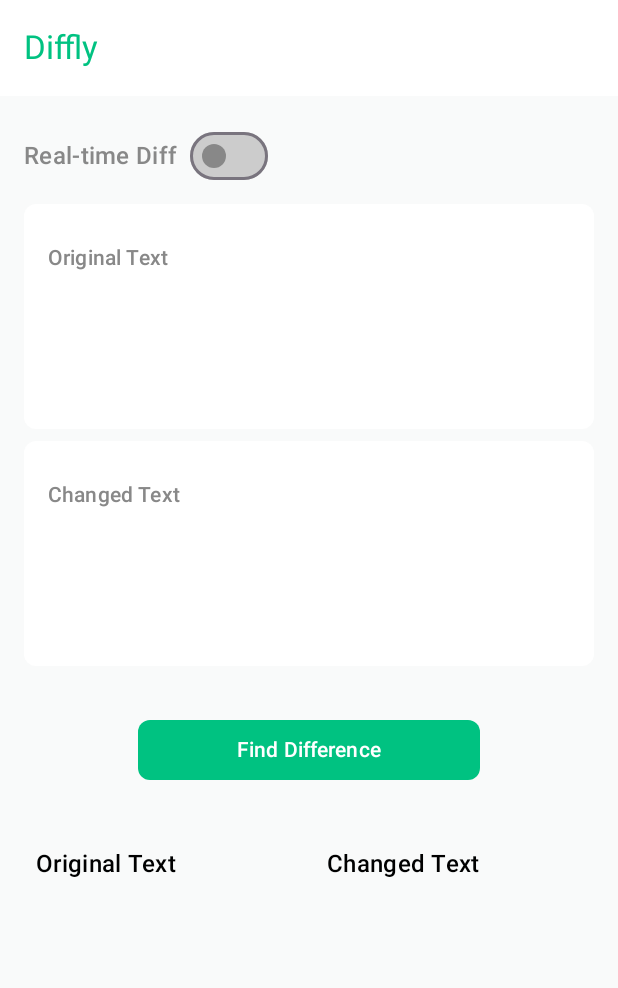
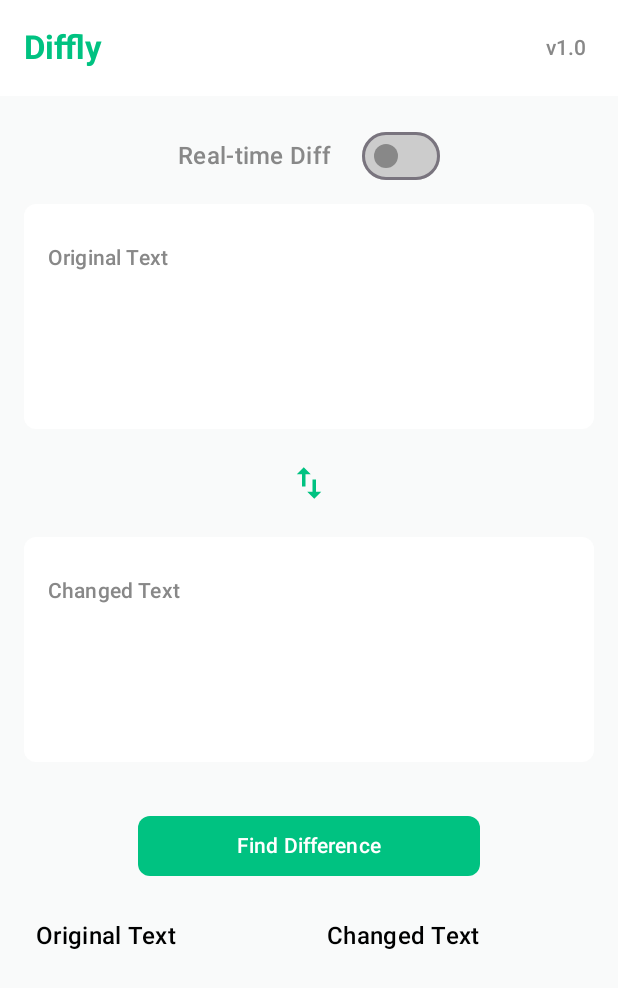
Before and after one commit to JahidHasanCO/diffly, an Android app built with Jetpack Compose: the screen it shows after launch (MainActivity), on a phone screen of 412 x 824 dp. Shown: the top 988 px of the screen. Run offline under Robolectric (Android 15) with nearby library versions, the phone set to English and light mode, and no system bars.

Commit message:
Enhance UI and add text swapping functionality
This commit introduces several UI improvements and new features to the `DiffCheckerScreen`:

- **Swap Text Inputs:**
    - Added an `IconButton` with a `SwapVert` icon between the old and new text input fields.
    - Clicking this button swaps the content of the two `OutlinedTextField`s.
    - If real-time diff is enabled, the diff is recalculated after swapping.
- **TopAppBar Styling:**
    - The "Diffly" title in the `TopAppBar` now uses `MaterialTheme.typography.titleLarge` with `FontWeight.Bold` and the primary color.
    - A "v1.0" version text is added to the `TopAppBar` actions, styled with `MaterialTheme.typography.titleSmall` and gray color.
- **Diff Count Display:**
    - In `CharDiffText.kt`, the headers "Original Text" and "Changed Text" now display a count of changed/deleted lines (e.g., "-3") and changed/added lines (e.g., "+5") respectively. These counts are color-coded (red for deletions, green for additions).
- **Layout and Spacing Adjustments:**
    - Adjusted padding and spacing around UI elements like the "Real-time Diff" switch, text input fields, and the "Find Difference" button for better visual balance.
    - Reduced padding within individual diff line items in `CharDiffText.kt` for a more compact display.
- **Dependency Updates:**
    - Added `androidx.compose.material:material-icons-core` and `androidx.compose.material:material-icons-extended` dependencies for icon usage.
    - Removed `junit` and `androidx-ui-test-junit4` version references and `junit-jupiter` library from `libs.versions.toml`.
- **IDE Configuration:**
    - Added `.idea/inspectionProfiles/Project_Default.xml` to configure project-specific inspection settings, primarily related to Jetpack Compose previews.

```diff
--- a/app/build.gradle.kts
+++ b/app/build.gradle.kts
@@ -61,7 +61,10 @@ dependencies {
     implementation(libs.androidx.ui)
     implementation(libs.androidx.ui.graphics)
     implementation(libs.androidx.ui.tooling.preview)
+    implementation(libs.androidx.material)
     implementation(libs.androidx.material3)
+    implementation(libs.androidx.material.icons.core)
+    implementation(libs.androidx.material.icons.extended)
     androidTestImplementation(libs.androidx.espresso.core)
     androidTestImplementation(platform(libs.androidx.compose.bom))
     debugImplementation(libs.androidx.ui.tooling)
--- a/app/src/main/java/dev/jahidhasanco/diffly/presentation/component/CharDiffText.kt
+++ b/app/src/main/java/dev/jahidhasanco/diffly/presentation/component/CharDiffText.kt
@@ -33,11 +33,24 @@ fun CharDiffText(diffResult: List<DiffEntry>) {
                 .fillMaxHeight()
         ) {
             item {
+                Row {
                     Text(
                         "Original Text",
                         modifier = Modifier.padding(8.dp),
                         style = MaterialTheme.typography.titleMedium
                     )
+                    val count =
+                        diffResult.count { it.type == DiffType.CHANGED || it.type == DiffType.DELETED }
+                    if (count > 0)
+                        Text(
+                            "-${count}",
+                            modifier = Modifier.padding(8.dp),
+                            style = MaterialTheme.typography.bodyMedium.copy(
+                                color = delete,
+                                fontWeight = MaterialTheme.typography.titleMedium.fontWeight
+                            )
+                        )
+                }
             }
             items(diffResult) { entry ->
                 entry.oldLine?.let { line ->
@@ -57,7 +70,7 @@ fun CharDiffText(diffResult: List<DiffEntry>) {
                     Box(
                         modifier = Modifier
                             .fillMaxWidth()
-                            .padding(4.dp)
+                            .padding(horizontal = 2.dp, vertical = 1.dp)
                             .background(color = color)
                     ) {
                         if (!charDiffs.isNullOrEmpty()) {
@@ -79,11 +92,24 @@ fun CharDiffText(diffResult: List<DiffEntry>) {
                 .fillMaxHeight()
         ) {
             item {
+                Row {
                     Text(
                         "Changed Text",
                         modifier = Modifier.padding(8.dp),
                         style = MaterialTheme.typography.titleMedium
                     )
+                    val count =
+                        diffResult.count { it.type == DiffType.CHANGED || it.type == DiffType.ADDED }
+                    if (count > 0)
+                        Text(
+                            "+${count}",
+                            modifier = Modifier.padding(8.dp),
+                            style = MaterialTheme.typography.bodyMedium.copy(
+                                color = added,
+                                fontWeight = MaterialTheme.typography.titleMedium.fontWeight
+                            )
+                        )
+                }
             }
             items(diffResult) { entry ->
                 entry.newLine?.let { line ->
@@ -103,7 +129,7 @@ fun CharDiffText(diffResult: List<DiffEntry>) {
                     Box(
                         modifier = Modifier
                             .fillMaxWidth()
-                            .padding(4.dp)
+                            .padding(horizontal = 2.dp, vertical = 1.dp)
                             .background(color)
 
                     ) {
--- a/app/src/main/java/dev/jahidhasanco/diffly/presentation/component/InlineCharDiffText.kt
+++ b/app/src/main/java/dev/jahidhasanco/diffly/presentation/component/InlineCharDiffText.kt
@@ -15,7 +15,6 @@ import dev.jahidhasanco.diffly.presentation.theme.delete
 fun InlineCharDiffText(charDiffs: List<CharDiff>) {
     val annotatedString = buildAnnotatedString {
         charDiffs.forEach { cd ->
-
             val backgroundColor = when (cd.type) {
                 CharDiffType.UNCHANGED -> Color.Unspecified
                 CharDiffType.INSERTED -> added
--- a/app/src/main/java/dev/jahidhasanco/diffly/presentation/screen/DiffCheckerScreen.kt
+++ b/app/src/main/java/dev/jahidhasanco/diffly/presentation/screen/DiffCheckerScreen.kt
@@ -10,10 +10,17 @@ import androidx.compose.foundation.layout.fillMaxSize
 import androidx.compose.foundation.layout.fillMaxWidth
 import androidx.compose.foundation.layout.height
 import androidx.compose.foundation.layout.padding
+import androidx.compose.foundation.layout.size
+import androidx.compose.foundation.rememberScrollState
 import androidx.compose.foundation.shape.RoundedCornerShape
+import androidx.compose.material.icons.Icons
+import androidx.compose.material.icons.filled.SwapVert
 import androidx.compose.material3.Button
 import androidx.compose.material3.ButtonDefaults
 import androidx.compose.material3.ExperimentalMaterial3Api
+import androidx.compose.material3.Icon
+import androidx.compose.material3.IconButton
+import androidx.compose.material3.IconButtonDefaults
 import androidx.compose.material3.MaterialTheme
 import androidx.compose.material3.OutlinedTextField
 import androidx.compose.material3.Scaffold
@@ -32,6 +39,7 @@ import androidx.compose.runtime.setValue
 import androidx.compose.ui.Alignment
 import androidx.compose.ui.Modifier
 import androidx.compose.ui.graphics.Color
+import androidx.compose.ui.text.font.FontWeight
 import androidx.compose.ui.unit.dp
 import dev.jahidhasanco.diffly.presentation.MainViewModel
 import dev.jahidhasanco.diffly.presentation.component.CharDiffText
@@ -45,7 +53,7 @@ fun DiffCheckerScreen(viewModel: MainViewModel) {
     var newText by remember { mutableStateOf("") }
     val diffResult by viewModel.diffResult.collectAsState()
     var realTimeDiff by remember { mutableStateOf(false) }
-
+    val scrollState = rememberScrollState()
     Scaffold(
         modifier = Modifier
             .fillMaxSize(),
@@ -53,13 +61,26 @@ fun DiffCheckerScreen(viewModel: MainViewModel) {
         topBar = {
             TopAppBar(
                 title = {
-                    Text("Diffly")
+                    Text(
+                        "Diffly",
+                        style = MaterialTheme.typography.titleLarge.copy(
+                            fontWeight = FontWeight.Bold
+                        ),
+                        color = primary,
+                    )
                 },
-
                 colors = TopAppBarDefaults.topAppBarColors(
                     containerColor = Color.White,
                     titleContentColor = primary
                 ),
+                actions = {
+                    Text(
+                        text = "v1.0",
+                        style = MaterialTheme.typography.titleSmall,
+                        color = Color.Gray,
+                        modifier = Modifier.padding(end = 16.dp)
+                    )
+                }
             )
         }) { innerPadding ->
         Column(
@@ -71,13 +92,15 @@ fun DiffCheckerScreen(viewModel: MainViewModel) {
             Row(
                 verticalAlignment = Alignment.CenterVertically,
                 horizontalArrangement = Arrangement.Center,
-                modifier = Modifier.padding(bottom = 8.dp)
+                modifier = Modifier
+                    .padding(bottom = 8.dp)
+                    .fillMaxWidth()
             ) {
                 Text(
                     text = "Real-time Diff",
                     style = MaterialTheme.typography.titleMedium,
                     color = if (realTimeDiff) primary else Color.Gray,
-                    modifier = Modifier.padding(end = 8.dp)
+                    modifier = Modifier.padding(end = 20.dp)
                 )
                 Switch(
                     checked = realTimeDiff,
@@ -128,7 +151,36 @@ fun DiffCheckerScreen(viewModel: MainViewModel) {
                 singleLine = false
             )
 
-            Spacer(modifier = Modifier.height(8.dp))
+
+            Spacer(modifier = Modifier.height(4.dp))
+
+            // swap icon button
+            IconButton(
+                onClick = {
+                    val temp = oldText
+                    oldText = newText
+                    newText = temp
+                    if (realTimeDiff) {
+                        viewModel.calculateDiff(oldText, newText)
+                    }
+                },
+                colors = IconButtonDefaults.iconButtonColors(
+                    containerColor = Color.Transparent,
+                    contentColor = primary
+                ),
+                modifier = Modifier
+                    .align(Alignment.CenterHorizontally)
+                    .padding(vertical = 8.dp)
+            ) {
+                Icon(
+                    imageVector = Icons.Default.SwapVert,
+                    contentDescription = "Swap", tint = primary,
+                    modifier = Modifier
+                        .padding(2.dp)
+                        .size(28.dp)
+                )
+            }
+            Spacer(modifier = Modifier.height(4.dp))
             OutlinedTextField(
                 value = newText, onValueChange = {
                     newText = it
@@ -182,9 +234,6 @@ fun DiffCheckerScreen(viewModel: MainViewModel) {
             ) {
                 Text("Find Difference")
             }
-
-            Spacer(modifier = Modifier.height(16.dp))
-
             CharDiffText(diffResult)
         }
     }
```
Also changed, not shown: gradle/libs.versions.toml (+8 -7 lines). Lines whose indentation alone changed are shown as unchanged.
